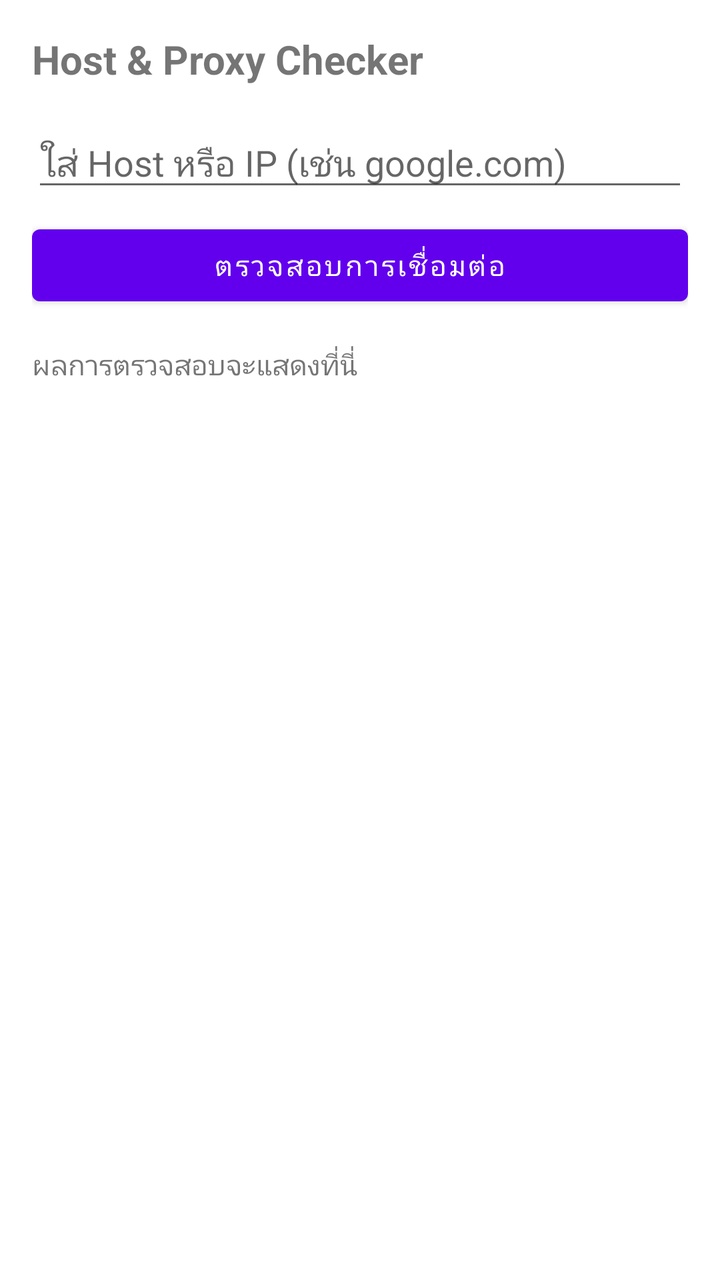
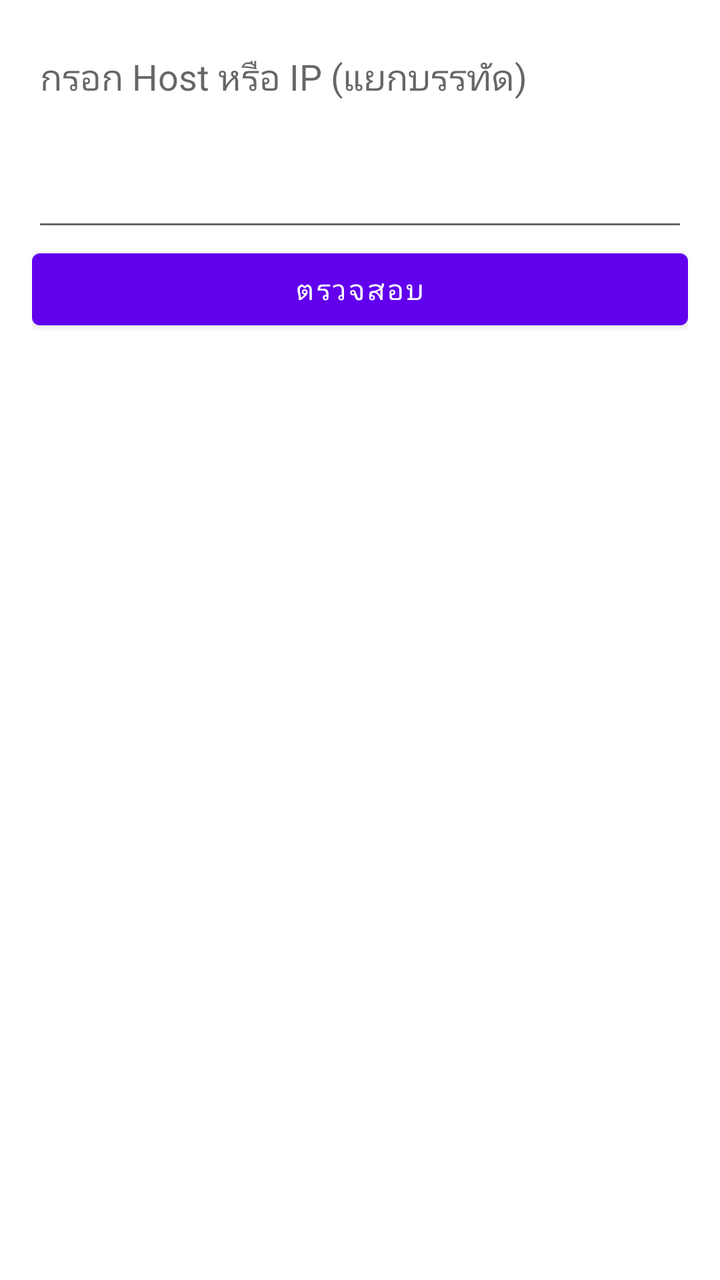

Compare the two renders of this Android layout. The source of the first and the diff that turns it into the second are given below.
<!-- AndroidManifest.xml: application theme AppTheme -->
<!-- res/layout/activity_main.xml -->
<?xml version="1.0" encoding="utf-8"?>
<LinearLayout xmlns:android="http://schemas.android.com/apk/res/android"
    android:layout_width="match_parent"
    android:layout_height="match_parent"
    android:orientation="vertical"
    android:padding="16dp">

    <TextView
        android:layout_width="wrap_content"
        android:layout_height="wrap_content"
        android:text="Host &amp; Proxy Checker"
        android:textSize="20sp"
        android:textStyle="bold"
        android:layout_marginBottom="16dp" />

    <EditText
        android:id="@+id/etHost"
        android:layout_width="match_parent"
        android:layout_height="wrap_content"
        android:hint="ใส่ Host หรือ IP (เช่น google.com)"
        android:inputType="textUri" />

    <Button
        android:id="@+id/btnCheck"
        android:layout_width="match_parent"
        android:layout_height="wrap_content"
        android:text="ตรวจสอบการเชื่อมต่อ"
        android:layout_marginTop="8dp" />

    <ProgressBar
        android:id="@+id/progressBar"
        android:layout_width="wrap_content"
        android:layout_height="wrap_content"
        android:layout_gravity="center"
        android:visibility="gone"
        android:layout_marginTop="16dp" />

    <TextView
        android:id="@+id/tvResult"
        android:layout_width="match_parent"
        android:layout_height="wrap_content"
        android:layout_marginTop="16dp"
        android:textSize="14sp"
        android:text="ผลการตรวจสอบจะแสดงที่นี่" />

</LinearLayout>
<!-- resources referenced by this layout -->
<resources>
  <style name="AppTheme" parent="Theme.MaterialComponents.DayNight.NoActionBar">
          <item name="colorPrimary">@color/purple_500</item>
      </style>
  <color name="purple_500">#FF6200EE</color>
</resources>

<!-- the commit's change to res/layout/activity_main.xml (unified diff, before → after) -->
@@ -5,42 +5,39 @@
     android:orientation="vertical"
     android:padding="16dp">
 
-    <TextView
-        android:layout_width="wrap_content"
-        android:layout_height="wrap_content"
-        android:text="Host &amp; Proxy Checker"
-        android:textSize="20sp"
-        android:textStyle="bold"
-        android:layout_marginBottom="16dp" />
-
     <EditText
         android:id="@+id/etHost"
         android:layout_width="match_parent"
         android:layout_height="wrap_content"
-        android:hint="ใส่ Host หรือ IP (เช่น google.com)"
-        android:inputType="textUri" />
+        android:hint="กรอก Host หรือ IP (แยกบรรทัด)"
+        android:inputType="textMultiLine"
+        android:minLines="4"
+        android:gravity="top|start" />
 
     <Button
         android:id="@+id/btnCheck"
         android:layout_width="match_parent"
         android:layout_height="wrap_content"
-        android:text="ตรวจสอบการเชื่อมต่อ"
-        android:layout_marginTop="8dp" />
+        android:text="ตรวจสอบ" />
 
     <ProgressBar
         android:id="@+id/progressBar"
-        android:layout_width="wrap_content"
-        android:layout_height="wrap_content"
-        android:layout_gravity="center"
-        android:visibility="gone"
-        android:layout_marginTop="16dp" />
-
-    <TextView
-        android:id="@+id/tvResult"
+        style="?android:attr/progressBarStyleHorizontal"
         android:layout_width="match_parent"
         android:layout_height="wrap_content"
-        android:layout_marginTop="16dp"
-        android:textSize="14sp"
-        android:text="ผลการตรวจสอบจะแสดงที่นี่" />
+        android:visibility="gone" />
 
+    <ScrollView
+        android:layout_width="match_parent"
+        android:layout_height="0dp"
+        android:layout_weight="1"
+        android:paddingTop="8dp">
+
+        <TextView
+            android:id="@+id/tvResult"
+            android:layout_width="match_parent"
+            android:layout_height="wrap_content"
+            android:textSize="14sp"
+            android:textColor="@android:color/black" />
+    </ScrollView>
 </LinearLayout>
